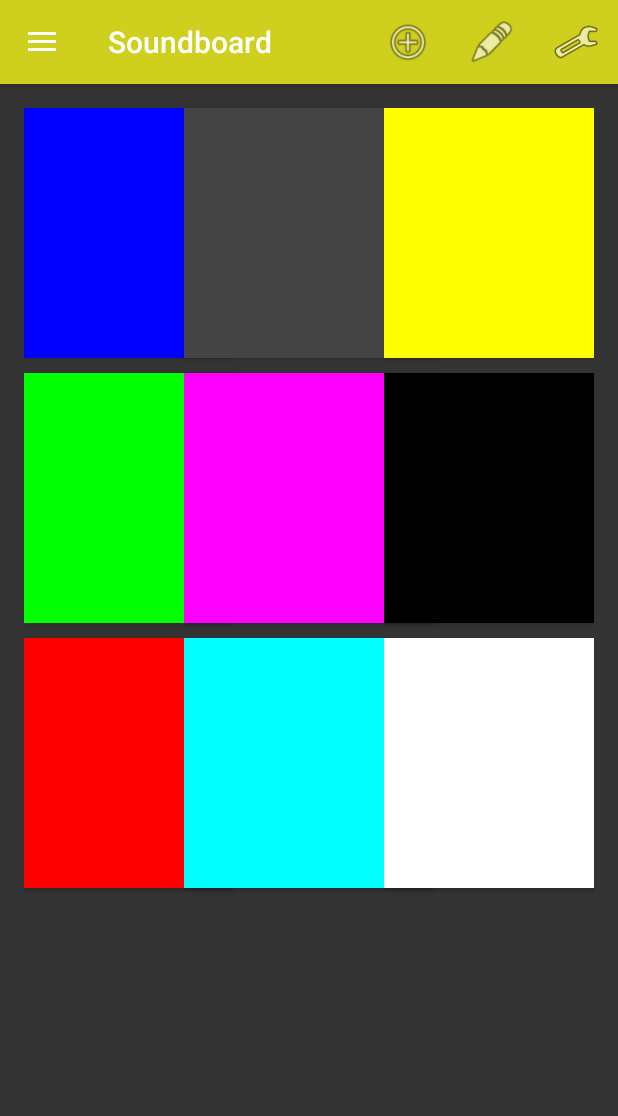
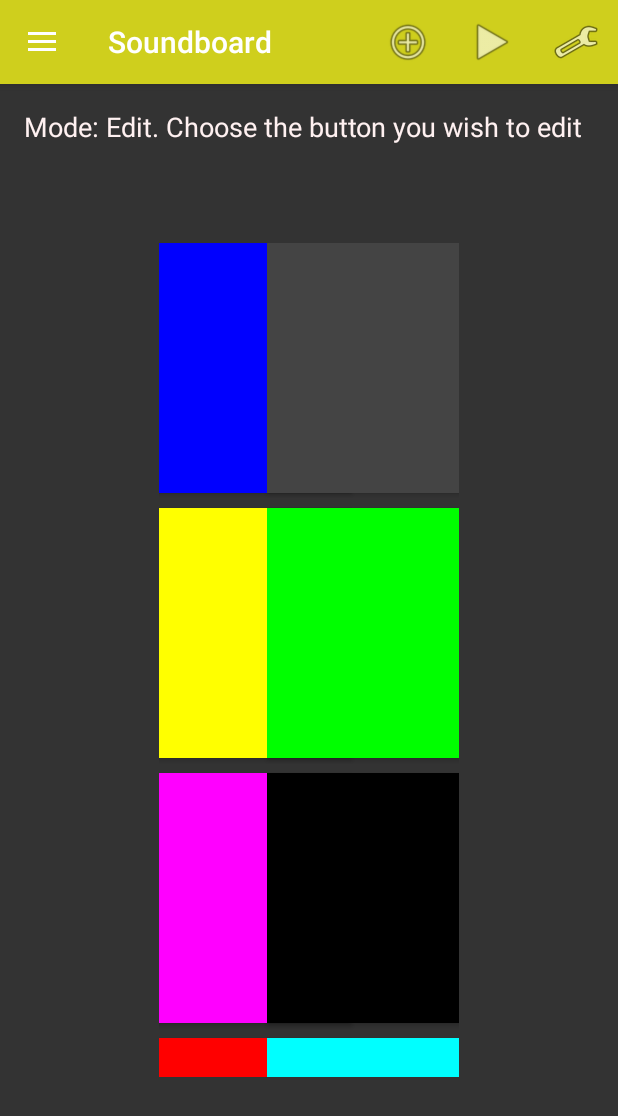
Before and after one commit to Ostinyo/Soundboard, an Android app: the screen it shows after launch (MainActivity), after a tap on "Edit Buttons", on a phone screen of 412 x 824 dp. Shown: the top 1116 px of the screen. Run offline under Robolectric (Android 15) with nearby library versions, the phone set to English and light mode, and no system bars.

Commit message:
Minor UI changes

```diff
--- a/app/src/main/java/edu/ucsb/cs185/austintisor/soundboard/MainActivity.java
+++ b/app/src/main/java/edu/ucsb/cs185/austintisor/soundboard/MainActivity.java
@@ -24,6 +24,7 @@ import android.view.MenuItem;
 import android.widget.AdapterView;
 import android.widget.GridView;
 import android.widget.SeekBar;
+import android.widget.TextView;
 import android.widget.Toast;
 
 import java.util.ArrayList;
@@ -101,10 +102,20 @@ public class MainActivity extends AppCompatActivity
                 onNewButton();
                 return true;
             case R.id.action_edit_buttons:
-                if (editing)
+                if (editing) {
+                    item.setIcon(R.drawable.ic_menu_edit);
+                    TextView textView;
+                    textView = (TextView) findViewById(R.id.mode);
+                    textView.setText(R.string.play_mode);
                     editing = false;
-                else
+                }
+                else {
+                    item.setIcon(R.drawable.ic_menu_play_clip);
+                    TextView textView;
+                    textView = (TextView) findViewById(R.id.mode);
+                    textView.setText(R.string.edit_mode);
                     editing = true;
+                }
                 mAdapter.setEditing(editing);
                 // We should tint the edit icon here
                 return true;
--- a/app/src/main/res/layout/content_main.xml
+++ b/app/src/main/res/layout/content_main.xml
@@ -13,11 +13,22 @@
     tools:context="edu.ucsb.cs185.austintisor.soundboard.MainActivity"
     tools:showIn="@layout/app_bar_main">
 
+    <TextView
+        android:layout_width="wrap_content"
+        android:layout_height="wrap_content"
+        android:text="Mode: Play Mode"
+        android:id="@+id/mode"
+        android:layout_gravity="right"
+        android:textSize="18sp"
+        android:textColor="#fff1f1"
+        />
+
     <GridView
         android:id="@+id/boardGrid"
         android:layout_width="match_parent"
         android:layout_height="match_parent"
         android:columnWidth="90dp"
+        android:layout_margin="90dp"
         android:numColumns="auto_fit"
         android:verticalSpacing="10dp"
         android:horizontalSpacing="20dp"
--- a/app/src/main/res/values/strings.xml
+++ b/app/src/main/res/values/strings.xml
@@ -46,4 +46,6 @@
     <string name="edit_text">Edit file name here</string>
     <string name="browse_files">Or browse existing files</string>
     <string name="sound_preview">Preview your recording here</string>
+    <string name="edit_mode">Mode: Edit. Choose the button you wish to edit</string>
+    <string name="play_mode">Mode: Play</string>
 </resources>
```
